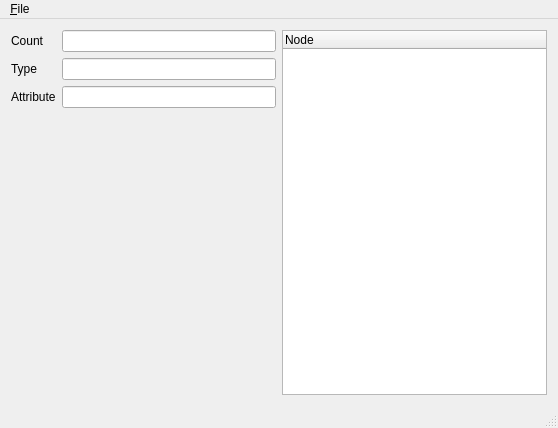
Before: the Qt Designer form SHAPES_TEST/mainwindow.ui in gaowudao/CRITERIA3D, drawn with Qt 5.
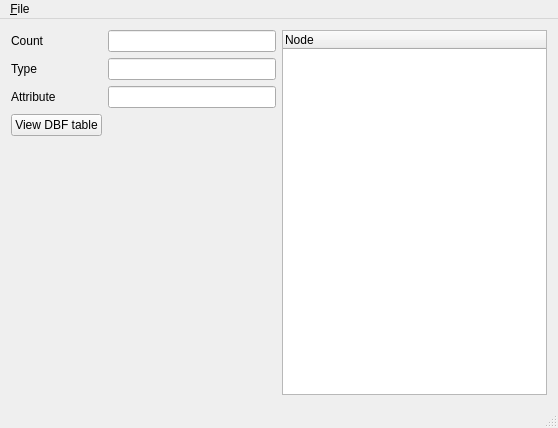
After: the same form once the commit is applied.

Diff of the .ui file:
```diff
--- a/SHAPES_TEST/mainwindow.ui
+++ b/SHAPES_TEST/mainwindow.ui
@@ -66,6 +66,13 @@
         <item row="2" column="1">
          <widget class="QLineEdit" name="fieldsCount"/>
         </item>
+        <item row="3" column="0">
+         <widget class="QPushButton" name="dbfButton">
+          <property name="text">
+           <string>View DBF table</string>
+          </property>
+         </widget>
+        </item>
        </layout>
       </item>
       <item>
```
